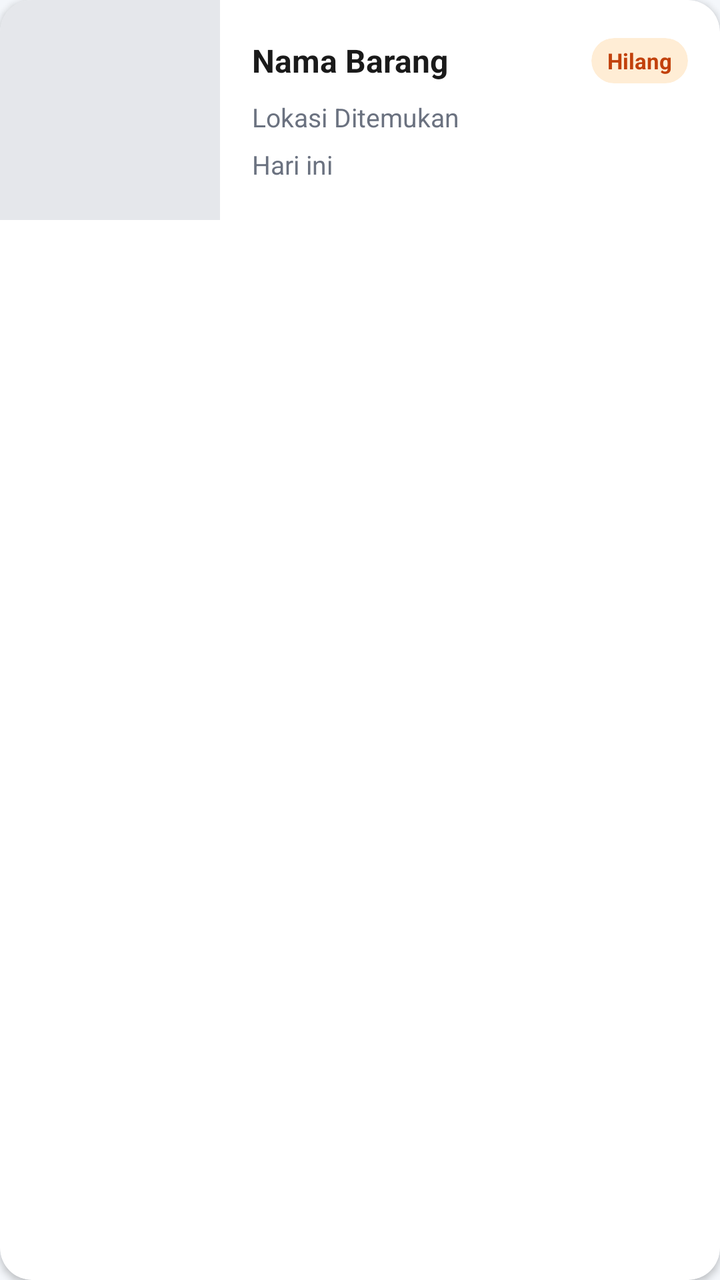
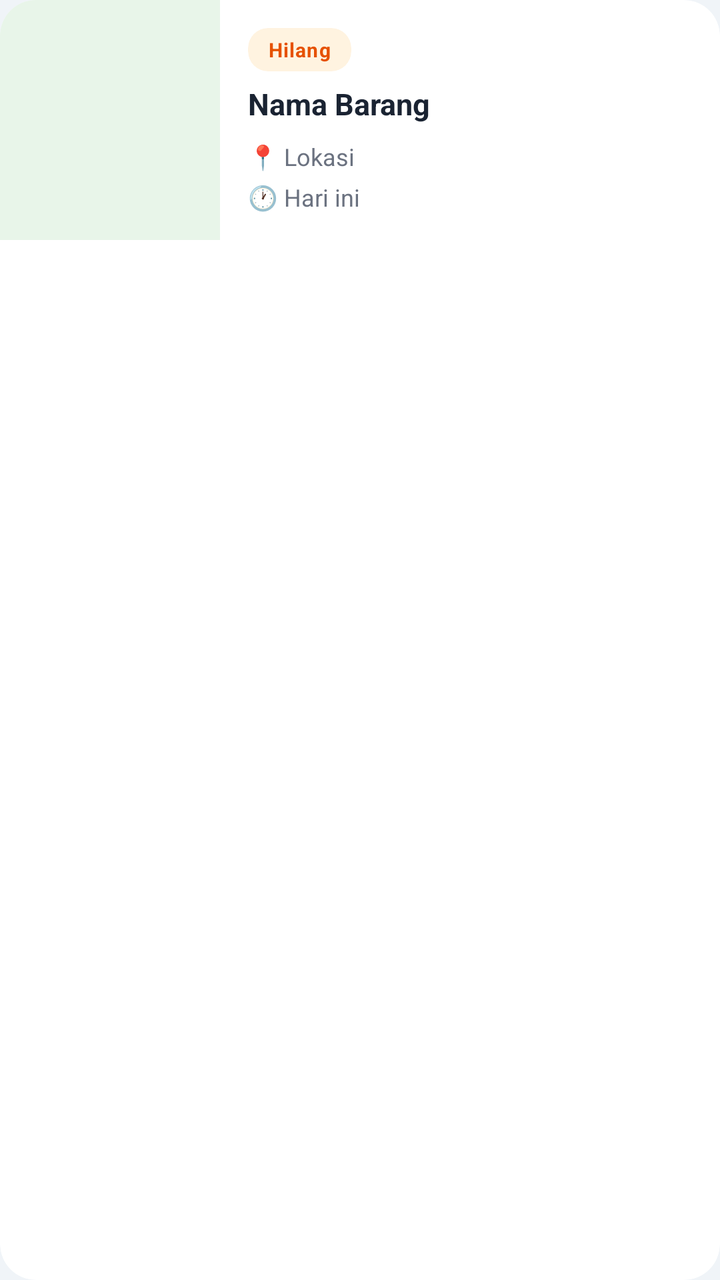

Screens rendered from an Android XML layout before and after an edit, with the pre-edit source and the edit as a unified diff.
<!-- AndroidManifest.xml: application theme Theme.LaporTemu -->
<!-- res/layout/item_barang.xml -->
<?xml version="1.0" encoding="utf-8"?>
<androidx.cardview.widget.CardView xmlns:android="http://schemas.android.com/apk/res/android"
    xmlns:app="http://schemas.android.com/apk/res-auto"
    android:layout_width="match_parent"
    android:layout_height="wrap_content"
    android:layout_marginHorizontal="20dp"
    android:layout_marginTop="8dp"
    android:layout_marginBottom="8dp"
    app:cardCornerRadius="16dp"
    app:cardElevation="2dp"
    app:cardBackgroundColor="@color/white">

    <LinearLayout
        android:layout_width="match_parent"
        android:layout_height="wrap_content"
        android:orientation="horizontal">

        <ImageView
            android:id="@+id/img_barang"
            android:layout_width="110dp"
            android:layout_height="110dp"
            android:scaleType="centerCrop"
            android:src="@mipmap/ic_launcher"
            android:background="#E5E7EB" />

        <LinearLayout
            android:layout_width="match_parent"
            android:layout_height="match_parent"
            android:orientation="vertical"
            android:padding="16dp"
            android:gravity="center_vertical">

            <LinearLayout
                android:layout_width="match_parent"
                android:layout_height="wrap_content"
                android:orientation="horizontal"
                android:gravity="center_vertical">

                <TextView
                    android:id="@+id/tv_nama_barang"
                    android:layout_width="0dp"
                    android:layout_height="wrap_content"
                    android:layout_weight="1"
                    android:text="Nama Barang"
                    android:textColor="@color/text_main"
                    android:textSize="16sp"
                    android:textStyle="bold"
                    android:maxLines="2"
                    android:ellipsize="end" />

                <androidx.cardview.widget.CardView
                    android:id="@+id/cv_badge"
                    android:layout_width="wrap_content"
                    android:layout_height="wrap_content"
                    android:layout_marginStart="8dp"
                    app:cardCornerRadius="12dp"
                    app:cardElevation="0dp"
                    app:cardBackgroundColor="@color/lost_bg">
                    
                    <TextView
                        android:id="@+id/tv_status_badge"
                        android:layout_width="wrap_content"
                        android:layout_height="wrap_content"
                        android:paddingHorizontal="8dp"
                        android:paddingVertical="4dp"
                        android:text="Hilang"
                        android:textColor="@color/lost_text"
                        android:textSize="11sp"
                        android:textStyle="bold" />
                </androidx.cardview.widget.CardView>
            </LinearLayout>

            <TextView
                android:id="@+id/tv_lokasi_barang"
                android:layout_width="match_parent"
                android:layout_height="wrap_content"
                android:layout_marginTop="8dp"
                android:text="Lokasi Ditemukan"
                android:textColor="@color/text_muted"
                android:textSize="13sp"
                android:drawablePadding="6dp" />

            <TextView
                android:id="@+id/tv_waktu_barang"
                android:layout_width="match_parent"
                android:layout_height="wrap_content"
                android:layout_marginTop="6dp"
                android:text="Hari ini"
                android:textColor="@color/text_muted"
                android:textSize="13sp"
                android:drawablePadding="6dp" />

        </LinearLayout>
    </LinearLayout>
</androidx.cardview.widget.CardView>
<!-- resources referenced by this layout -->
<resources>
  <color name="lost_bg">#FFEDD5</color>
  <color name="lost_text">#C2410C</color>
  <color name="text_main">#1A1A1A</color>
  <color name="text_muted">#6B7280</color>
  <color name="white">#FFFFFFFF</color>
  <!-- mipmap ic_launcher (mipmap-anydpi-v26) -->
  <?xml version="1.0" encoding="utf-8"?>
  <adaptive-icon xmlns:android="http://schemas.android.com/apk/res/android">
      <background android:drawable="@drawable/ic_launcher_background"/>
      <foreground android:drawable="@mipmap/ic_launcher_foreground"/>
      <monochrome android:drawable="@mipmap/ic_launcher_foreground"/>
  </adaptive-icon>
  <style name="Theme.LaporTemu" parent="Base.Theme.LaporTemu" />
  <!-- drawable ic_launcher_background: vector/xml drawable (drawable, 4866 chars, omitted) -->
  <style name="Base.Theme.LaporTemu" parent="Theme.Material3.DayNight.NoActionBar">
          
          <item name="colorPrimary">@color/primary</item>
          <item name="colorSecondary">@color/secondary</item>
          <item name="android:windowBackground">@color/bg_light</item>
  
          
          <item name="android:statusBarColor">@color/white</item>
          <item name="android:windowLightStatusBar">true</item>
  
          
          <item name="colorOnPrimary">@color/white</item>
          <item name="colorOnSecondary">@color/white</item>
  
          
          <item name="colorPrimaryContainer">@android:color/transparent</item>
          <item name="colorOnPrimaryContainer">@color/primary</item>
      </style>
  <color name="primary">#045B62</color>
  <color name="secondary">#FF8C00</color>
  <color name="bg_light">#F4F7FB</color>
</resources>

<!-- the commit's change to res/layout/item_barang.xml (unified diff, before → after) -->
@@ -3,33 +3,108 @@
     xmlns:app="http://schemas.android.com/apk/res-auto"
     android:layout_width="match_parent"
     android:layout_height="wrap_content"
-    android:layout_marginHorizontal="20dp"
-    android:layout_marginTop="8dp"
-    android:layout_marginBottom="8dp"
-    app:cardCornerRadius="16dp"
-    app:cardElevation="2dp"
+    android:layout_marginHorizontal="16dp"
+    android:layout_marginTop="6dp"
+    android:layout_marginBottom="6dp"
+    app:cardCornerRadius="18dp"
+    app:cardElevation="3dp"
     app:cardBackgroundColor="@color/white">
 
     <LinearLayout
         android:layout_width="match_parent"
         android:layout_height="wrap_content"
-        android:orientation="horizontal">
+        android:orientation="horizontal"
+        android:background="?attr/selectableItemBackground">
 
+        
         <ImageView
             android:id="@+id/img_barang"
             android:layout_width="110dp"
-            android:layout_height="110dp"
+            android:layout_height="120dp"
             android:scaleType="centerCrop"
             android:src="@mipmap/ic_launcher"
-            android:background="#E5E7EB" />
+            android:background="#E8F5E9" />
 
+        
         <LinearLayout
             android:layout_width="match_parent"
             android:layout_height="match_parent"
             android:orientation="vertical"
-            android:padding="16dp"
+            android:padding="14dp"
             android:gravity="center_vertical">
 
+            
+            <LinearLayout
+                android:layout_width="match_parent"
+                android:layout_height="wrap_content"
+                android:orientation="horizontal"
+                android:gravity="center_vertical"
+                android:layout_marginBottom="6dp">
+
+                <androidx.cardview.widget.CardView
+                    android:id="@+id/cv_badge"
+                    android:layout_width="wrap_content"
+                    android:layout_height="wrap_content"
+                    android:layout_marginEnd="8dp"
+                    app:cardCornerRadius="10dp"
+                    app:cardElevation="0dp"
+                    app:cardBackgroundColor="@color/lost_bg">
+
+                    <TextView
+                        android:id="@+id/tv_status_badge"
+                        android:layout_width="wrap_content"
+                        android:layout_height="wrap_content"
+                        android:paddingHorizontal="10dp"
+                        android:paddingVertical="4dp"
+                        android:text="Hilang"
+                        android:textColor="@color/lost_text"
+                        android:textSize="10sp"
+                        android:textStyle="bold"
+                        android:letterSpacing="0.04" />
+                </androidx.cardview.widget.CardView>
+
+            </LinearLayout>
+
+            
+            <TextView
+                android:id="@+id/tv_nama_barang"
+                android:layout_width="match_parent"
+                android:layout_height="wrap_content"
+                android:text="Nama Barang"
+                android:textColor="@color/text_main"
+                android:textSize="15sp"
+                android:textStyle="bold"
+                android:maxLines="2"
+                android:ellipsize="end"
+                android:layout_marginBottom="8dp" />
+
+            
+            <LinearLayout
+                android:layout_width="match_parent"
+                android:layout_height="wrap_content"
+                android:orientation="horizontal"
+                android:gravity="center_vertical"
+                android:layout_marginBottom="4dp">
+
+                <TextView
+                    android:layout_width="wrap_content"
+                    android:layout_height="wrap_content"
+                    android:text="📍 "
+                    android:textSize="12sp" />
+
+                <TextView
+                    android:id="@+id/tv_lokasi_barang"
+                    android:layout_width="0dp"
+                    android:layout_height="wrap_content"
+                    android:layout_weight="1"
+                    android:text="Lokasi"
+                    android:textColor="@color/text_muted"
+                    android:textSize="12sp"
+                    android:maxLines="1"
+                    android:ellipsize="end" />
+            </LinearLayout>
+
+            
             <LinearLayout
                 android:layout_width="match_parent"
                 android:layout_height="wrap_content"
@@ -37,58 +112,20 @@
                 android:gravity="center_vertical">
 
                 <TextView
-                    android:id="@+id/tv_nama_barang"
+                    android:layout_width="wrap_content"
+                    android:layout_height="wrap_content"
+                    android:text="🕐 "
+                    android:textSize="12sp" />
+
+                <TextView
+                    android:id="@+id/tv_waktu_barang"
                     android:layout_width="0dp"
                     android:layout_height="wrap_content"
                     android:layout_weight="1"
-                    android:text="Nama Barang"
-                    android:textColor="@color/text_main"
-                    android:textSize="16sp"
-                    android:textStyle="bold"
-                    android:maxLines="2"
-                    android:ellipsize="end" />
-
-                <androidx.cardview.widget.CardView
-                    android:id="@+id/cv_badge"
-                    android:layout_width="wrap_content"
-                    android:layout_height="wrap_content"
-                    android:layout_marginStart="8dp"
-                    app:cardCornerRadius="12dp"
-                    app:cardElevation="0dp"
-                    app:cardBackgroundColor="@color/lost_bg">
-                    
-                    <TextView
-                        android:id="@+id/tv_status_badge"
-                        android:layout_width="wrap_content"
-                        android:layout_height="wrap_content"
-                        android:paddingHorizontal="8dp"
-                        android:paddingVertical="4dp"
-                        android:text="Hilang"
-                        android:textColor="@color/lost_text"
-                        android:textSize="11sp"
-                        android:textStyle="bold" />
-                </androidx.cardview.widget.CardView>
+                    android:text="Hari ini"
+                    android:textColor="@color/text_muted"
+                    android:textSize="12sp" />
             </LinearLayout>
-
-            <TextView
-                android:id="@+id/tv_lokasi_barang"
-                android:layout_width="match_parent"
-                android:layout_height="wrap_content"
-                android:layout_marginTop="8dp"
-                android:text="Lokasi Ditemukan"
-                android:textColor="@color/text_muted"
-                android:textSize="13sp"
-                android:drawablePadding="6dp" />
-
-            <TextView
-                android:id="@+id/tv_waktu_barang"
-                android:layout_width="match_parent"
-                android:layout_height="wrap_content"
-                android:layout_marginTop="6dp"
-                android:text="Hari ini"
-                android:textColor="@color/text_muted"
-                android:textSize="13sp"
-                android:drawablePadding="6dp" />
 
         </LinearLayout>
     </LinearLayout>
<!-- resource entries referenced after the edit -->
@@ -1,8 +1,8 @@
 <!-- resources referenced by this layout -->
 <resources>
-  <color name="lost_bg">#FFEDD5</color>
-  <color name="lost_text">#C2410C</color>
-  <color name="text_main">#1A1A1A</color>
+  <color name="lost_bg">#FFF3E0</color>
+  <color name="lost_text">#E65100</color>
+  <color name="text_main">#1A2332</color>
   <color name="text_muted">#6B7280</color>
   <color name="white">#FFFFFFFF</color>
   <!-- mipmap ic_launcher (mipmap-anydpi-v26) -->
@@ -17,23 +17,29 @@
   <style name="Base.Theme.LaporTemu" parent="Theme.Material3.DayNight.NoActionBar">
           
           <item name="colorPrimary">@color/primary</item>
+          <item name="colorPrimaryDark">@color/primary_dark</item>
           <item name="colorSecondary">@color/secondary</item>
           <item name="android:windowBackground">@color/bg_light</item>
   
           
-          <item name="android:statusBarColor">@color/white</item>
-          <item name="android:windowLightStatusBar">true</item>
+          <item name="android:statusBarColor">@android:color/transparent</item>
+          <item name="android:windowLightStatusBar">false</item>
   
           
           <item name="colorOnPrimary">@color/white</item>
           <item name="colorOnSecondary">@color/white</item>
   
           
-          <item name="colorPrimaryContainer">@android:color/transparent</item>
+          <item name="colorPrimaryContainer">@color/primary_ultra_light</item>
           <item name="colorOnPrimaryContainer">@color/primary</item>
+  
+          
+          <item name="colorControlActivated">@color/primary</item>
       </style>
-  <color name="primary">#045B62</color>
-  <color name="secondary">#FF8C00</color>
-  <color name="bg_light">#F4F7FB</color>
+  <color name="primary">#00897B</color>
+  <color name="primary_dark">#00695C</color>
+  <color name="secondary">#FF6F00</color>
+  <color name="bg_light">#F0F4F8</color>
+  <color name="primary_ultra_light">#E0F2F1</color>
 </resources>
 
